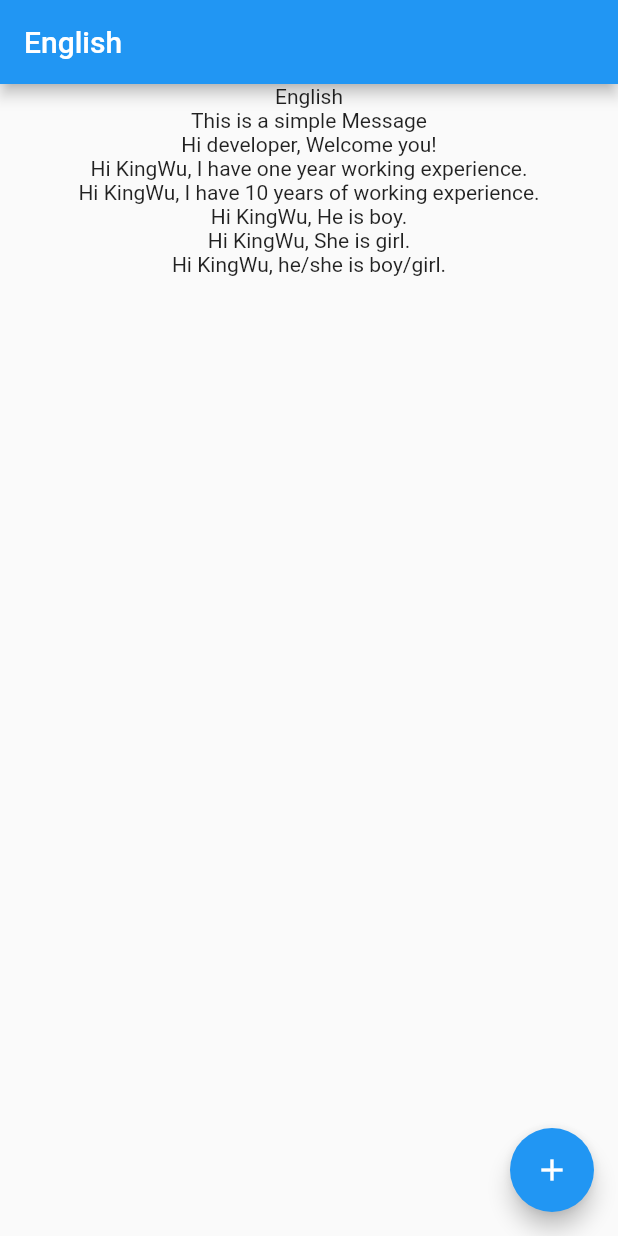
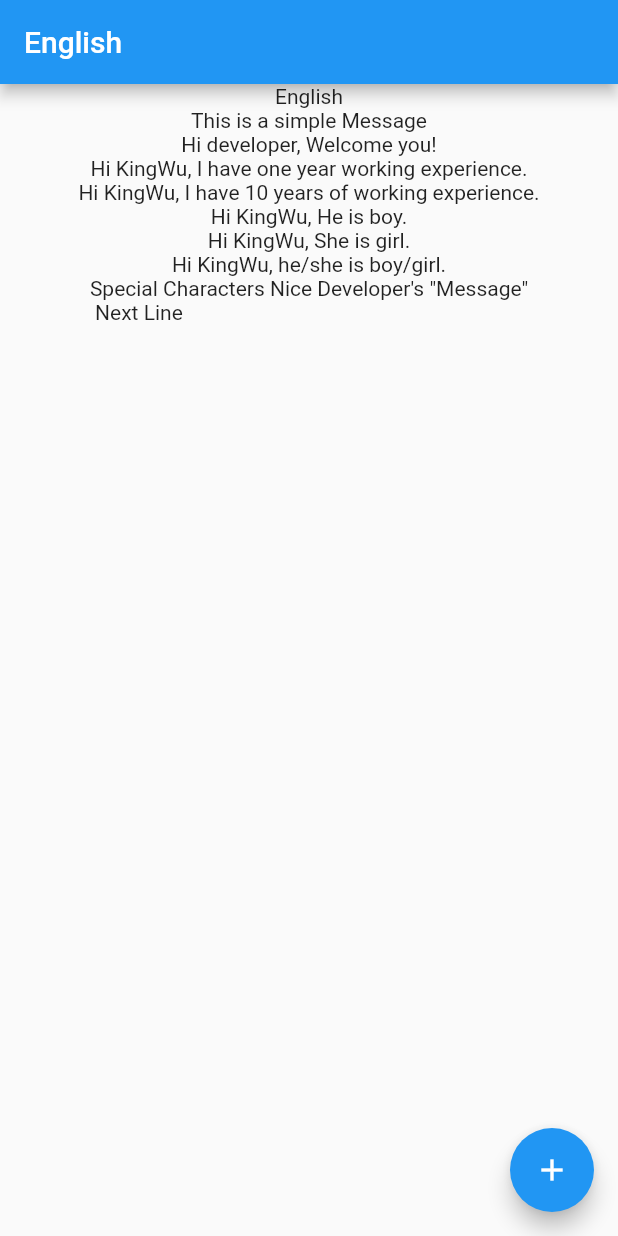
Before and after one commit to KingWu/gen_lang, a Flutter app: the screen it shows after launch, on a phone screen of 412 x 824 dp. Run offline on Flutter 3.47's test engine with Material 2 defaults, Android fonts, the phone set to English and light mode, and no system bars; missing offline and left inert: ansicolor; generated files the repository leaves out were written again.

Commit message:
Fix special characters cannot be included into messages

```diff
--- a/example/lib/main.dart
+++ b/example/lib/main.dart
@@ -45,7 +45,8 @@ class _MyAppState extends State<MyApp> {
                   Text(S.of(context).pluralMessage(10, 'KingWu')),
                   Text(S.of(context).genderMessage('male', 'KingWu')),
                   Text(S.of(context).genderMessage('female', 'KingWu')),
-                  Text(S.of(context).genderMessage('other', 'KingWu'))
+                  Text(S.of(context).genderMessage('other', 'KingWu')),
+                  Text(S.of(context).specialCharactersMessage)
                 ],
               )
             ),
--- a/example/res/string/_zh_CN.json
+++ b/example/res/string/_zh_CN.json
@@ -6,5 +6,6 @@
   "messageWithParams":"Hi ${yourName}, Welcome you!",
   "pluralMessageOne":"Hi ${interviewerName}, I have one year working experience.",
   "pluralMessagePOther":"Hi ${interviewerName}, I have ${howMany} years of working experience.",
-  "simpleMessage":"This is a simple Message"
+  "simpleMessage":"This is a simple Message",
+  "specialCharactersMessage":"Special Characters Nice Developer's \"Message\"\n Next Line"
 }
--- a/example/res/string/string_.json
+++ b/example/res/string/string_.json
@@ -6,5 +6,6 @@
   "messageWithParams":"Hi ${yourName}, Welcome you!",
   "pluralMessageOne":"Hi ${interviewerName}, I have one year working experience.",
   "pluralMessagePOther":"Hi ${interviewerName}, I have ${howMany} years of working experience.",
-  "simpleMessage":"This is a simple Message"
+  "simpleMessage":"This is a simple Message",
+  "specialCharactersMessage":"Special Characters Nice Developer's \"Message\"\n Next Line"
 }
--- a/example/res/string/string_en.json
+++ b/example/res/string/string_en.json
@@ -6,5 +6,6 @@
   "messageWithParams":"Hi ${yourName}, Welcome you!",
   "pluralMessageOne":"Hi ${interviewerName}, I have one year working experience.",
   "pluralMessagePOther":"Hi ${interviewerName}, I have ${howMany} years of working experience.",
-	"simpleMessage":"This is a simple Message"
+  "simpleMessage":"This is a simple Message",
+  "specialCharactersMessage":"Special Characters Nice Developer's \"Message\"\n Next Line"
 }
--- a/example/res/string/string_ja.json
+++ b/example/res/string/string_ja.json
@@ -6,5 +6,6 @@
   "messageWithParams":"こんにちは${yourName}、ようこそ。",
   "pluralMessageOne":"こんにちは${interviewerName}、仕事の経験がありません。",
   "pluralMessagePOther":"こんにちは${interviewerName}、私は${howMany}年の実務経験があります。",
-	"simpleMessage":"これは簡単なメッセージです"
+  "simpleMessage":"これは簡単なメッセージです",
+  "specialCharactersMessage":"Special Characters Nice Developer's \"Message\"\n Next Line"
 }
--- a/example/res/string/string_zh_TW.json
+++ b/example/res/string/string_zh_TW.json
@@ -6,5 +6,6 @@
 	"messageWithParams":"你好 ${yourName}，歡迎你。",
 	"pluralMessageOne":"你好 ${interviewerName}，我沒有工作經驗。",
 	"pluralMessagePOther":"你好 ${interviewerName}，我有${howMany}年工作經驗。",
-	"simpleMessage":"這是簡單消息"
+	"simpleMessage":"這是簡單消息",
+	"specialCharactersMessage":"Special Characters Nice Developer's \"Message\"\n Next Line"
 }
--- a/example/res/string/xxxxx_zh_CN.json
+++ b/example/res/string/xxxxx_zh_CN.json
@@ -6,5 +6,6 @@
   "messageWithParams":"Hi ${yourName}, Welcome you!",
   "pluralMessageOne":"Hi ${interviewerName}, I have one year working experience.",
   "pluralMessagePOther":"Hi ${interviewerName}, I have ${howMany} years of working experience.",
-  "simpleMessage":"This is a simple Message"
+  "simpleMessage":"This is a simple Message",
+  "specialCharactersMessage":"Special Characters Nice Developer's \"Message\"\n Next Line"
 }
--- a/lib/extra_json_message_tool.dart
+++ b/lib/extra_json_message_tool.dart
@@ -18,15 +18,23 @@ List<String> getArgs(Iterable<Match> allMatch, String defaultArg) {
   return args;
 }
 
+String normalizedSpecialCharacters(String message) {
+  if (null != message) {
+    String normalizedJson = message.replaceAll(r"\", r"\\");
+    return normalizedJson.replaceAll(r'\\"', r'\\\"');
+  }
+  return null;
+}
+
 String normalizedJsonMessage(String message) {
   if (null != message) {
-    return message.replaceAll("'", "''");
+    return message;
   }
   return null;
 }
 
 String generateArg(arg) {
-  return null != arg ? "'$arg'" : 'null';
+  return null != arg ? '"$arg"' : 'null';
 }
 
 String extraArgsFromGender(String male, String female, String other) {
--- a/lib/generate_i18n_dart.dart
+++ b/lib/generate_i18n_dart.dart
@@ -92,7 +92,7 @@ $supportedLocale
 String generateGetterSimpleMessageFunction(String jsonKey, String message) {
   return '''
   String get $jsonKey {
-    return Intl.message('${normalizedJsonMessage(message)}', name: '$jsonKey');
+    return Intl.message("${normalizedJsonMessage(message)}", name: '$jsonKey');
   }
 ''';
 }
@@ -101,7 +101,7 @@ String generateGetterMessageWithArgsFunction(
     String jsonKey, String message, String args) {
   return '''
   String $jsonKey($args) {
-    return Intl.message('${normalizedJsonMessage(message)}', name: '$jsonKey', args: [$args]);
+    return Intl.message("${normalizedJsonMessage(message)}", name: '$jsonKey', args: [$args]);
   }
 ''';
 }
--- a/pubspec.yaml
+++ b/pubspec.yaml
@@ -2,7 +2,7 @@ name: gen_lang
 description: >-
   gen_lang is a dart library for internationalization. Extracts messages
   to generate dart files required by Intl
-version: 0.1.1
+version: 0.1.2
 author: King Wu (@kw101) <king.wuff101@gmail.com>
 homepage: https://github.com/KingWu/gen_lang
 
```
Also changed, not shown: lib/extra_json_file_tool.dart (+6 -1 lines), example/lib/generated/i18n.dart, example/lib/generated/messages_all.dart, 2 other files. Lines whose indentation alone changed are shown as unchanged.
